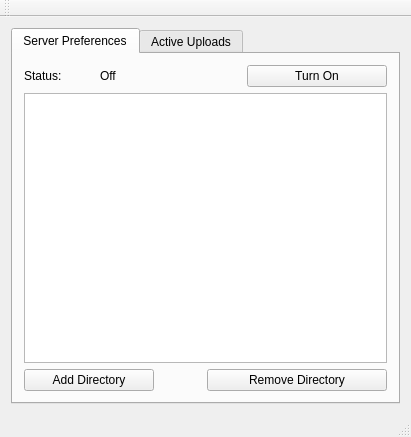
First picture: the form in QtFileTransferServer/mainwindow.ui, repository mrafcho001/QtFileTransfer, before the edit.
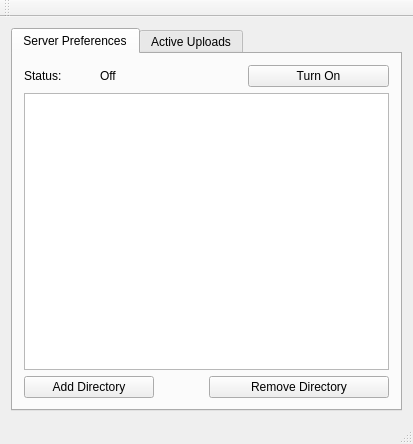
Second picture: the form after the edit.

Patch:
```diff
--- a/QtFileTransferServer/mainwindow.ui
+++ b/QtFileTransferServer/mainwindow.ui
@@ -6,8 +6,8 @@
    <rect>
     <x>0</x>
     <y>0</y>
-    <width>411</width>
-    <height>437</height>
+    <width>413</width>
+    <height>444</height>
    </rect>
   </property>
   <property name="windowTitle">
```
Left out of the diff: 2 changed lines with no effect on the pictures.
